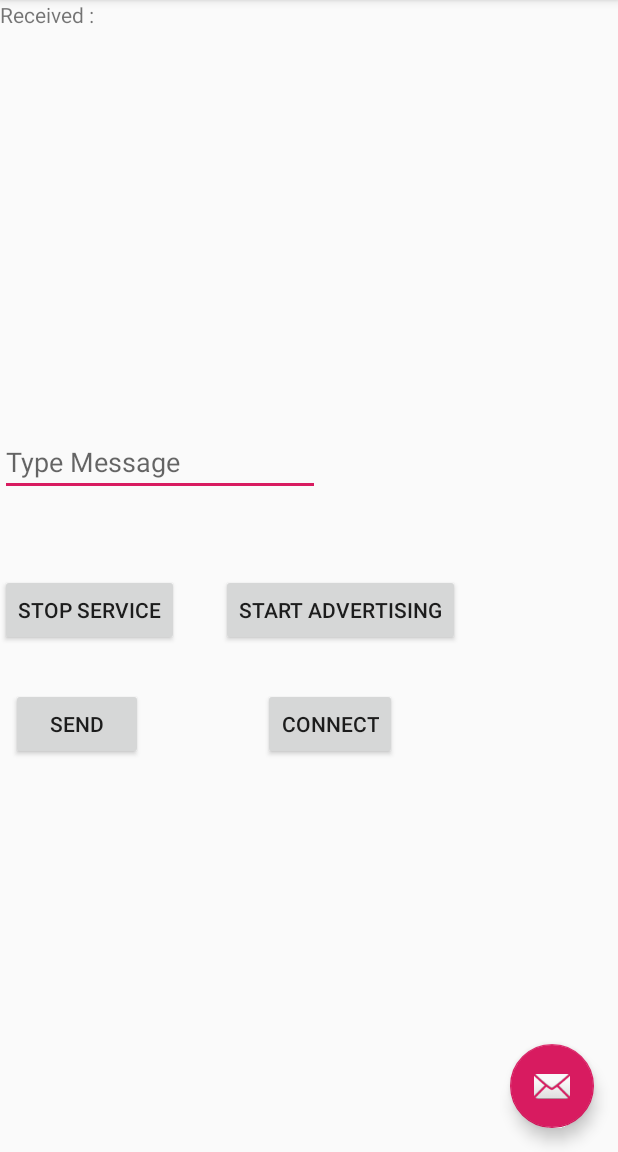
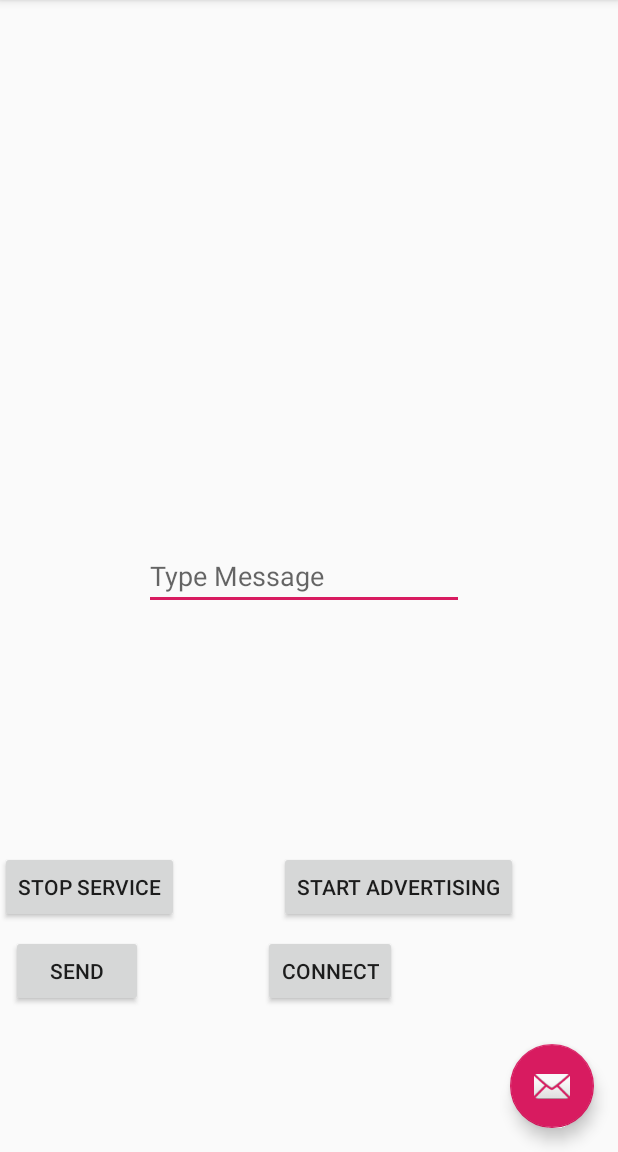
Before and after one commit to prakh2796/SampleNearby, an Android app: the screen it shows after launch (MainActivity), on a phone screen of 412 x 824 dp, the part 84-1236 px from its top. Run offline under Robolectric (Android 15) with nearby library versions, the phone set to English and light mode, and no system bars; 2 statements that could not run were skipped.

Commit message:
able to connect multiple device and send each other messages

```diff
--- a/app/src/main/java/com/example/samplenearby/MainActivity.java
+++ b/app/src/main/java/com/example/samplenearby/MainActivity.java
@@ -16,6 +16,7 @@ import android.view.Menu;
 import android.view.MenuItem;
 import android.widget.Button;
 import android.widget.EditText;
+import android.widget.ListView;
 import android.widget.TextView;
 import android.widget.Toast;
 
@@ -45,12 +46,18 @@ public class MainActivity extends AppCompatActivity {
 
     private static final int MY_PERMISSIONS_REQUEST_ACCESS_FINE_LOCATION = 0;
     private String SERVICE_ID = "com.example.samplenearby";
-    TextView mssgReceived;
+
     EditText mssg;
     Button b, b1,b3,b4;
     ArrayList<String> endpoints;
+    ArrayList<String> listItems=new ArrayList<String>();
+    CustomListAdapter whatever;
 
     public String status="nope";
+
+    String[] infoArray = {
+    };
+    ListView listView;
 
 
     // Callbacks for receiving payloads
@@ -61,7 +68,13 @@ public class MainActivity extends AppCompatActivity {
                     byte[] receivedBytes = payload.asBytes();
                     if(receivedBytes != null) {
                         String string = new String(receivedBytes, StandardCharsets.UTF_8);
-                        mssgReceived.setText(string);
+                        listItems.add(string);
+                        whatever.notifyDataSetChanged();
+                        Payload stringPayload = Payload.fromBytes(receivedBytes);
+                        for(int i=0;i< endpoints.size();i++) {
+                            if(!endpoints.get(i).equals(endpointId))
+                                Nearby.getConnectionsClient(getApplicationContext()).sendPayload(endpoints.get(i), stringPayload);
+                        }
                     }
                 }
 
@@ -79,7 +92,11 @@ public class MainActivity extends AppCompatActivity {
         setSupportActionBar(toolbar);
         endpoints = new ArrayList<String>();
 
-        mssgReceived = findViewById(R.id.textView);
+       whatever = new CustomListAdapter(this, listItems);
+        listView = (ListView) findViewById(R.id.listview);
+        listView.setAdapter(whatever);
+
+
         mssg = findViewById(R.id.editText);
         b = findViewById(R.id.button);
         b1 = findViewById(R.id.button2);
@@ -112,7 +129,6 @@ public class MainActivity extends AppCompatActivity {
                     for(int i=0;i< endpoints.size();i++) {
                         Nearby.getConnectionsClient(getApplicationContext()).sendPayload(endpoints.get(i), stringPayload);
                     }
-                   // Nearby.getConnectionsClient(getApplicationContext()).sendPayload(status, stringPayload);
                 }
                 else {
                     Toast.makeText(getApplicationContext(),"nahi bhej pawat", Toast.LENGTH_SHORT).show();
--- a/app/src/main/res/layout/content_main.xml
+++ b/app/src/main/res/layout/content_main.xml
@@ -12,47 +12,54 @@
         android:id="@+id/editText"
         android:layout_width="wrap_content"
         android:layout_height="wrap_content"
-        android:layout_marginTop="140dp"
+        android:layout_marginStart="8dp"
+        android:layout_marginTop="8dp"
+        android:layout_marginEnd="8dp"
+        android:layout_marginBottom="8dp"
         android:ems="10"
         android:hint="Type Message"
         android:inputType="textPersonName"
-        app:layout_constraintTop_toBottomOf="@+id/textView"
-        tools:layout_editor_absoluteX="99dp" />
+        app:layout_constraintBottom_toBottomOf="parent"
+        app:layout_constraintEnd_toEndOf="parent"
+        app:layout_constraintHorizontal_bias="0.483"
+        app:layout_constraintStart_toStartOf="parent"
+        app:layout_constraintTop_toTopOf="parent" />
 
-    <TextView
-        android:id="@+id/textView"
-        android:layout_width="263dp"
-        android:layout_height="114dp"
-        android:layout_marginTop="12dp"
-        app:layout_constraintTop_toBottomOf="@+id/textView2"
-        tools:layout_editor_absoluteX="74dp" />
 
-    <TextView
-        android:id="@+id/textView2"
-        android:layout_width="wrap_content"
-        android:layout_height="wrap_content"
-        android:text="Received :"
-        tools:layout_editor_absoluteX="75dp"
-        tools:layout_editor_absoluteY="55dp" />
+
+    <ListView
+        android:id="@+id/listview"
+        android:layout_width="267dp"
+        android:layout_height="252dp"
+        android:layout_marginStart="8dp"
+        android:layout_marginTop="8dp"
+        android:layout_marginEnd="8dp"
+        android:layout_marginBottom="8dp"
+        app:layout_constraintBottom_toTopOf="@+id/editText"
+        app:layout_constraintEnd_toEndOf="parent"
+        app:layout_constraintStart_toStartOf="parent"
+        app:layout_constraintTop_toTopOf="parent"></ListView>
 
     <Button
         android:id="@+id/button"
         android:layout_width="wrap_content"
         android:layout_height="wrap_content"
-        android:layout_marginTop="52dp"
+        android:layout_marginBottom="8dp"
         android:text="Stop Service"
-        app:layout_constraintTop_toBottomOf="@+id/editText"
+        app:layout_constraintBottom_toTopOf="@+id/button3"
         tools:layout_editor_absoluteX="46dp" />
 
     <Button
         android:id="@+id/button2"
         android:layout_width="wrap_content"
         android:layout_height="wrap_content"
-        android:layout_marginStart="28dp"
-        android:layout_marginTop="52dp"
+        android:layout_marginStart="8dp"
+        android:layout_marginEnd="8dp"
+        android:layout_marginBottom="8dp"
         android:text="Start Advertising"
-        app:layout_constraintStart_toEndOf="@+id/button"
-        app:layout_constraintTop_toBottomOf="@+id/editText" />
+        app:layout_constraintBottom_toTopOf="@+id/button4"
+        app:layout_constraintEnd_toEndOf="parent"
+        app:layout_constraintStart_toEndOf="@+id/button" />
 
     <Button
         android:id="@+id/button3"
@@ -60,7 +67,9 @@
         android:layout_height="wrap_content"
         android:layout_marginTop="128dp"
         android:layout_marginEnd="80dp"
+        android:layout_marginBottom="8dp"
         android:text="send"
+        app:layout_constraintBottom_toBottomOf="parent"
         app:layout_constraintEnd_toStartOf="@+id/button4"
         app:layout_constraintTop_toBottomOf="@+id/editText" />
 
@@ -70,7 +79,9 @@
         android:layout_height="wrap_content"
         android:layout_marginStart="56dp"
         android:layout_marginTop="128dp"
+        android:layout_marginBottom="8dp"
         android:text="connect"
+        app:layout_constraintBottom_toBottomOf="parent"
         app:layout_constraintStart_toEndOf="@+id/button"
         app:layout_constraintTop_toBottomOf="@+id/editText" />
 
```
